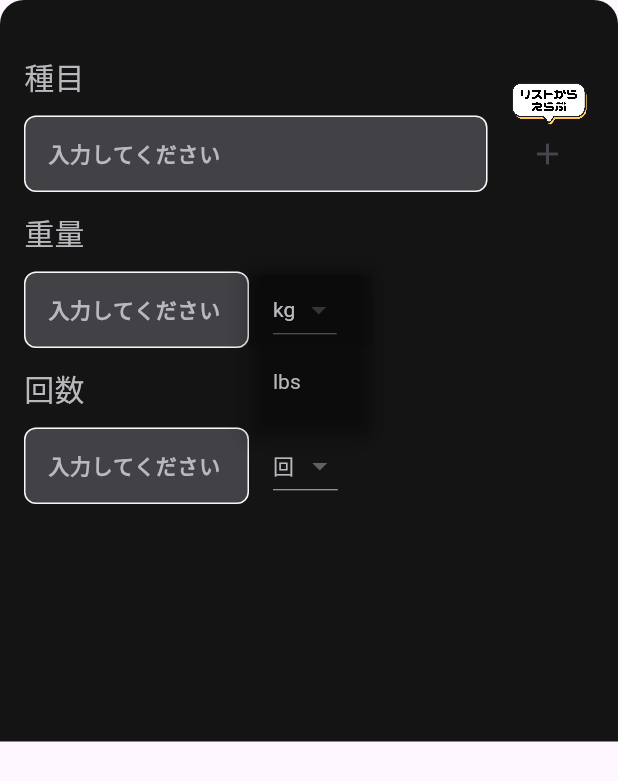
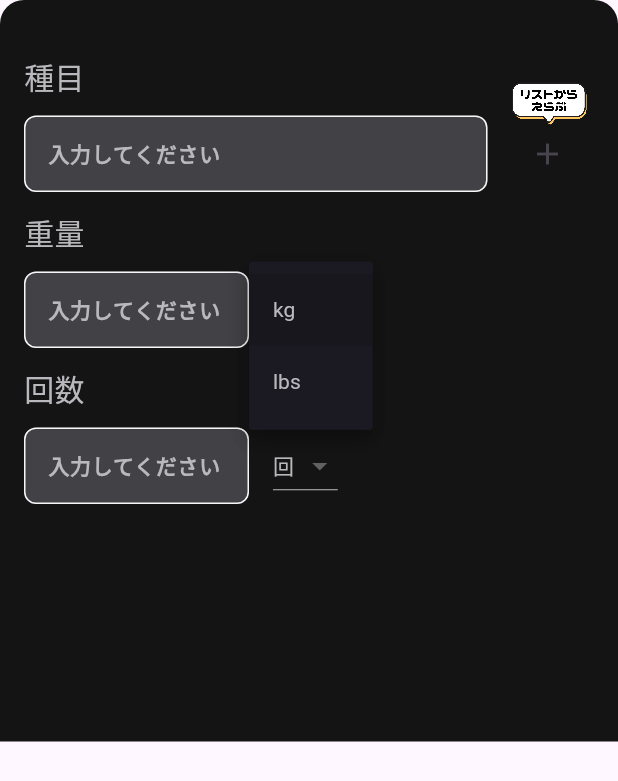
Before and after one commit to kurogoma-flutter/fitness_manager, a Flutter app: the CreateItemBottomSheet widget shown alone on an empty page, opened directly, after a tap on "kg", on a phone screen of 412 x 824 dp. Shown: the top 781 px of the screen. Run offline on Flutter 3.47's test engine with Material 2 defaults, Android fonts, the phone set to English and light mode, and no system bars; our stand-ins replace cached_network_image, dio, flutter_dotenv, flutter_hooks, freezed_annotation, go_router and 4 more; missing offline and left inert: encrypt, hashids2; accounts and stored records are empty; generated files the repository leaves out were written again; network calls fail; Roboto replaces fonts that are missing (LINE_Seed_JP); project files that could hold a hidden picture were left out.

Commit message:
アイコン刷新

```diff
--- a/lib/features/home/components/create_item_bottom_sheet.dart
+++ b/lib/features/home/components/create_item_bottom_sheet.dart
@@ -17,11 +17,10 @@ class CreateItemBottomSheet extends StatefulWidget {
 }
 
 class _CreateItemBottomSheetState extends State<CreateItemBottomSheet> {
+  WeightUnitType selectedWightType = WeightUnitType.kg;
+  RmUnitType selectedRmType = RmUnitType.times;
   @override
   Widget build(BuildContext context) {
-    var selectedWightType = WeightUnitType.kg;
-    var selectedRmType = RmUnitType.times;
-
     return Material(
       type: MaterialType.transparency,
       child: Container(
@@ -111,13 +110,15 @@ class _CreateItemBottomSheetState extends State<CreateItemBottomSheet> {
                       ),
                     ),
                     const SizedBox(width: 16),
-                    DropdownButton(
+                    DropdownButton<WeightUnitType>(
                       value: selectedWightType,
+                      dropdownColor: ColorTheme.primaryBackGround,
+                      focusColor: Colors.transparent,
                       style: TextStyle(
                         color: ColorTheme.primaryText,
                       ),
                       items: [
-                        DropdownMenuItem(
+                        DropdownMenuItem<WeightUnitType>(
                           value: WeightUnitType.kg,
                           child: Text(
                             WeightUnitType.kg.text,
@@ -126,7 +127,7 @@ class _CreateItemBottomSheetState extends State<CreateItemBottomSheet> {
                             ),
                           ),
                         ),
-                        DropdownMenuItem(
+                        DropdownMenuItem<WeightUnitType>(
                           value: WeightUnitType.lbs,
                           child: Text(
                             WeightUnitType.lbs.text,
@@ -166,13 +167,15 @@ class _CreateItemBottomSheetState extends State<CreateItemBottomSheet> {
                       ),
                     ),
                     const SizedBox(width: 16),
-                    DropdownButton(
+                    DropdownButton<RmUnitType>(
                       value: selectedRmType,
+                      dropdownColor: ColorTheme.primaryBackGround,
+                      focusColor: Colors.transparent,
                       style: TextStyle(
                         color: ColorTheme.primaryText,
                       ),
                       items: [
-                        DropdownMenuItem(
+                        DropdownMenuItem<RmUnitType>(
                           value: RmUnitType.times,
                           child: Text(
                             RmUnitType.times.text,
@@ -181,7 +184,7 @@ class _CreateItemBottomSheetState extends State<CreateItemBottomSheet> {
                             ),
                           ),
                         ),
-                        DropdownMenuItem(
+                        DropdownMenuItem<RmUnitType>(
                           value: RmUnitType.rm,
                           child: Text(
                             RmUnitType.rm.text,
@@ -190,7 +193,7 @@ class _CreateItemBottomSheetState extends State<CreateItemBottomSheet> {
                             ),
                           ),
                         ),
-                        DropdownMenuItem(
+                        DropdownMenuItem<RmUnitType>(
                           value: RmUnitType.set,
                           child: Text(
                             RmUnitType.set.text,
@@ -199,7 +202,7 @@ class _CreateItemBottomSheetState extends State<CreateItemBottomSheet> {
                             ),
                           ),
                         ),
-                        DropdownMenuItem(
+                        DropdownMenuItem<RmUnitType>(
                           value: RmUnitType.minute,
                           child: Text(
                             RmUnitType.minute.text,
@@ -208,7 +211,7 @@ class _CreateItemBottomSheetState extends State<CreateItemBottomSheet> {
                             ),
                           ),
                         ),
-                        DropdownMenuItem(
+                        DropdownMenuItem<RmUnitType>(
                           value: RmUnitType.second,
                           child: Text(
                             RmUnitType.second.text,
@@ -219,6 +222,7 @@ class _CreateItemBottomSheetState extends State<CreateItemBottomSheet> {
                         ),
                       ],
                       onChanged: (RmUnitType? value) {
+                        print(value);
                         setState(() {
                           selectedRmType = value ?? RmUnitType.times;
                         });
--- a/lib/features/home/home_page.dart
+++ b/lib/features/home/home_page.dart
@@ -31,9 +31,7 @@ class HomePage extends HookConsumerWidget {
     final state = ref.watch(homePageViewModelProvider);
     return Scaffold(
       backgroundColor: ColorTheme.primaryBackGround,
-      body: Stack(
-        children: [
-          Padding(
+      body: Padding(
         padding: const EdgeInsets.only(left: 16, right: 16, top: 20),
         child: CustomScrollView(
           physics: const BouncingScrollPhysics(),
@@ -111,8 +109,6 @@ class HomePage extends HookConsumerWidget {
           ],
         ),
       ),
-        ],
-      ),
     );
   }
 }
--- a/pubspec.yaml
+++ b/pubspec.yaml
@@ -72,14 +72,14 @@ flutter:
       fonts:
         - asset: assets/fonts/LINE_Seed_JP/App/OTF/LINESeedJP_A_OTF_Rg.otf
 
-# flutter pub run flutter_launcher_icons
+# flutter pub run flutter_launcher_icons:main
 flutter_launcher_icons:
   android: true
   ios: true
-  image_path: "assets/images/app-icon.png"
+  image_path: "assets/images/fitness-record.png"
   remove_alpha_ios: true
   adaptive_icon_background: "assets/images/android-bg.png"
-  adaptive_icon_foreground: "assets/images/app-icon.png"
+  adaptive_icon_foreground: "assets/images/fitness-record-android.png"
 
 flutter_native_splash:
   image: "assets/images/kurogoma-splash.png"
```
Also changed, not shown: assets/images/app-icon.png (deleted), assets/images/fitness-icon.png (deleted), assets/images/fitness-record-android.png (added), assets/images/fitness-record-icon.png (added), assets/images/fitness-record.png (added), assets/images/home_header.png (deleted), assets/images/icon.png (deleted), assets/images/my-video.png (deleted), assets/images/record-fitness.png (added), 33 other files. Lines whose indentation alone changed are shown as unchanged.
